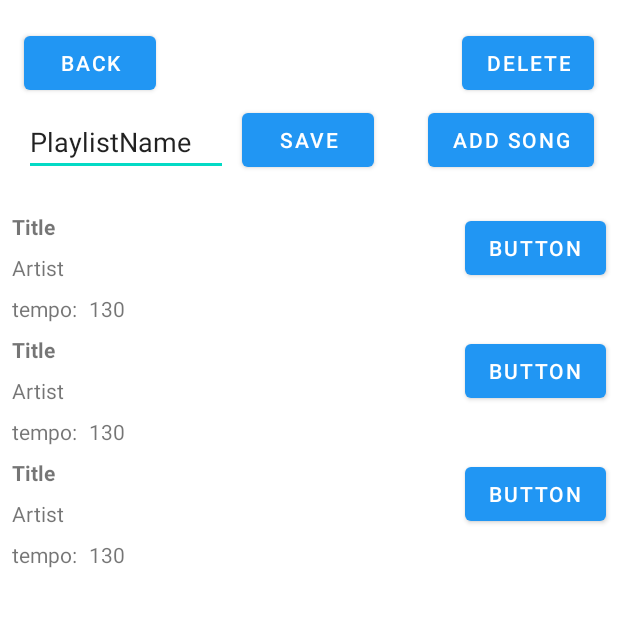
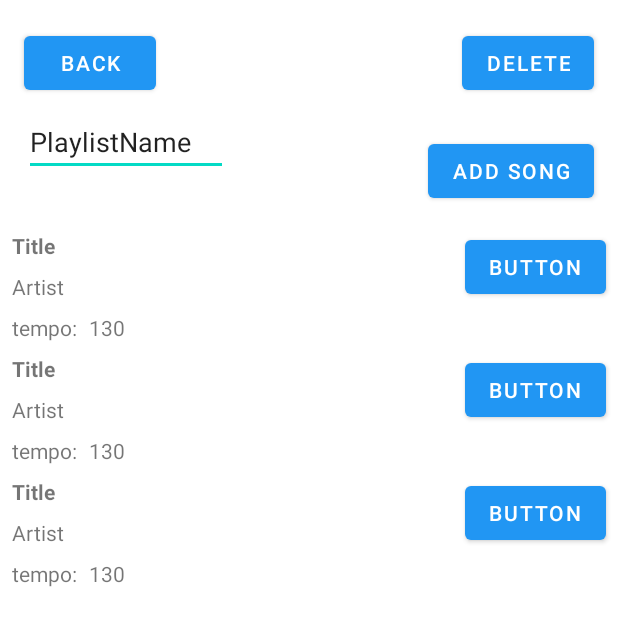
Before and after one commit to Exidius/beatrunner, an Android app: the layout fragment_playlistdetail.xml on its own in the app's theme, with its tools: preview values and no code run, on a phone screen of 412 x 824 dp. Shown: the top 626 px of the screen. Run offline under Robolectric (Android 15) with nearby library versions, the light colour scheme and no system bars.

Commit message:
ui changes

```diff
--- a/app/src/main/java/com/barad/beatrunner/addsongstoplaylist/AddSongToPlaylistFragment.kt
+++ b/app/src/main/java/com/barad/beatrunner/addsongstoplaylist/AddSongToPlaylistFragment.kt
@@ -63,6 +63,11 @@ class AddSongToPlaylistFragment : Fragment() {
             }
         })
 
+        val refresh: Button? = view.findViewById(R.id.btnAddSongRefresh)
+        refresh?.setOnClickListener {
+            viewModel.getAllSong()
+        }
+
         return view
     }
 
--- a/app/src/main/res/layout/fragment_playlistdetail.xml
+++ b/app/src/main/res/layout/fragment_playlistdetail.xml
@@ -19,15 +19,6 @@
             app:layout_constraintTop_toTopOf="parent"
             app:layout_constraintVertical_bias="0.023" />
 
-    <Button
-            android:id="@+id/btnSavePlaylist"
-            android:layout_width="88dp"
-            android:layout_height="wrap_content"
-            android:text="Save"
-            app:layout_constraintStart_toEndOf="@+id/etPlaylistName"
-            android:layout_marginStart="9dp"
-            app:layout_constraintBottom_toBottomOf="@+id/etPlaylistName" />
-
     <EditText
             android:id="@+id/etPlaylistName"
             android:layout_width="136dp"
@@ -43,11 +34,11 @@
             android:id="@+id/songs_recycler_view"
             android:layout_width="match_parent"
             android:layout_height="0dp"
-        android:layout_marginTop="16dp"
+            android:layout_marginTop="8dp"
             app:layoutManager="LinearLayoutManager"
             app:layout_constraintBottom_toBottomOf="parent"
             app:layout_constraintStart_toStartOf="parent"
-        app:layout_constraintTop_toBottomOf="@+id/etPlaylistName"
+            app:layout_constraintTop_toBottomOf="@+id/btnToAddSong"
             tools:listitem="@layout/music_item" />
 
     <Button
@@ -56,7 +47,8 @@
             android:layout_height="wrap_content"
             android:text="Add Song"
             app:layout_constraintEnd_toEndOf="@+id/btnPlaylistDelete"
-            app:layout_constraintTop_toTopOf="@+id/btnSavePlaylist" />
+            android:layout_marginTop="24dp"
+            app:layout_constraintTop_toBottomOf="@+id/btnPlaylistDelete" />
 
     <Button
             android:id="@+id/btnPlaylistDelete"
```
Also changed, not shown: app/src/main/java/com/barad/beatrunner/playlistdetail/PlaylistDetailFragment.kt (+15 -7 lines), app/src/main/res/layout/fragment_addsong.xml (+10 -0 lines). Lines whose indentation alone changed are shown as unchanged.
